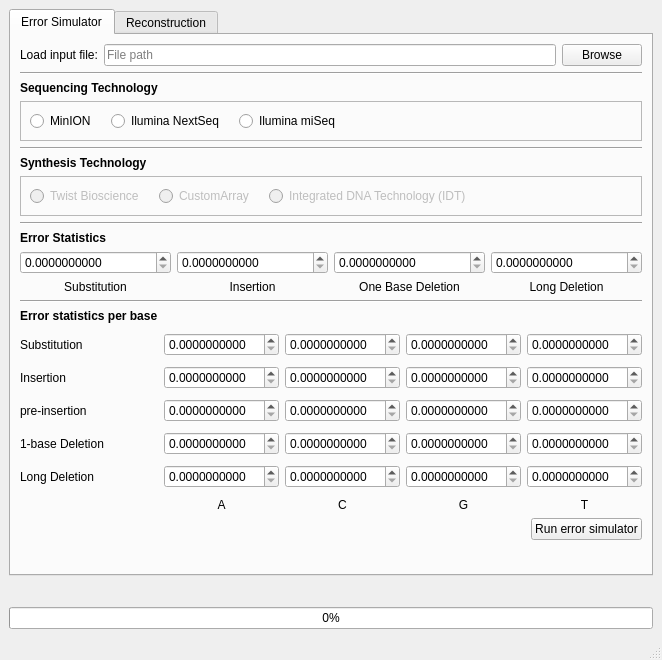
Before: the Qt Designer form dnaSimulator/dnaSimulator2.ui in oyerush/DNASimulator, drawn with Qt 5.
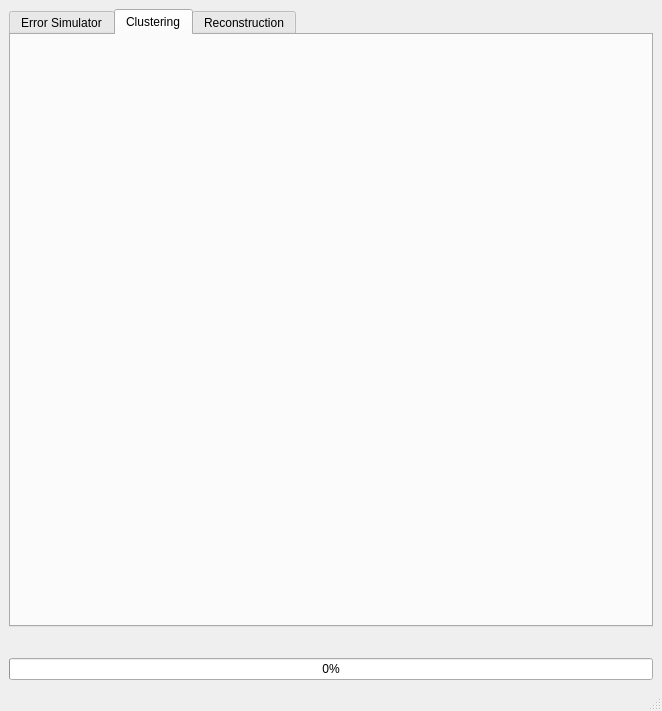
After: the same form once the commit is applied. The open tabs and pages were chosen to show the change. Custom widgets are drawn as their Qt base class.

Commit message: added a clustering tab

```diff
--- a/dnaSimulator/dnaSimulator2.ui
+++ b/dnaSimulator/dnaSimulator2.ui
@@ -7,7 +7,7 @@
     <x>0</x>
     <y>0</y>
     <width>662</width>
-    <height>660</height>
+    <height>711</height>
    </rect>
   </property>
   <property name="sizePolicy">
@@ -775,6 +775,16 @@
           </item>
          </layout>
         </widget>
+        <widget class="QWidget" name="clustering_tab">
+         <attribute name="title">
+          <string>Clustering</string>
+         </attribute>
+         <layout class="QVBoxLayout" name="verticalLayout">
+          <item>
+           <layout class="QHBoxLayout" name="horizontalLayout_3"/>
+          </item>
+         </layout>
+        </widget>
         <widget class="QWidget" name="reconstruction_tab">
          <attribute name="title">
           <string>Reconstruction</string>
```
